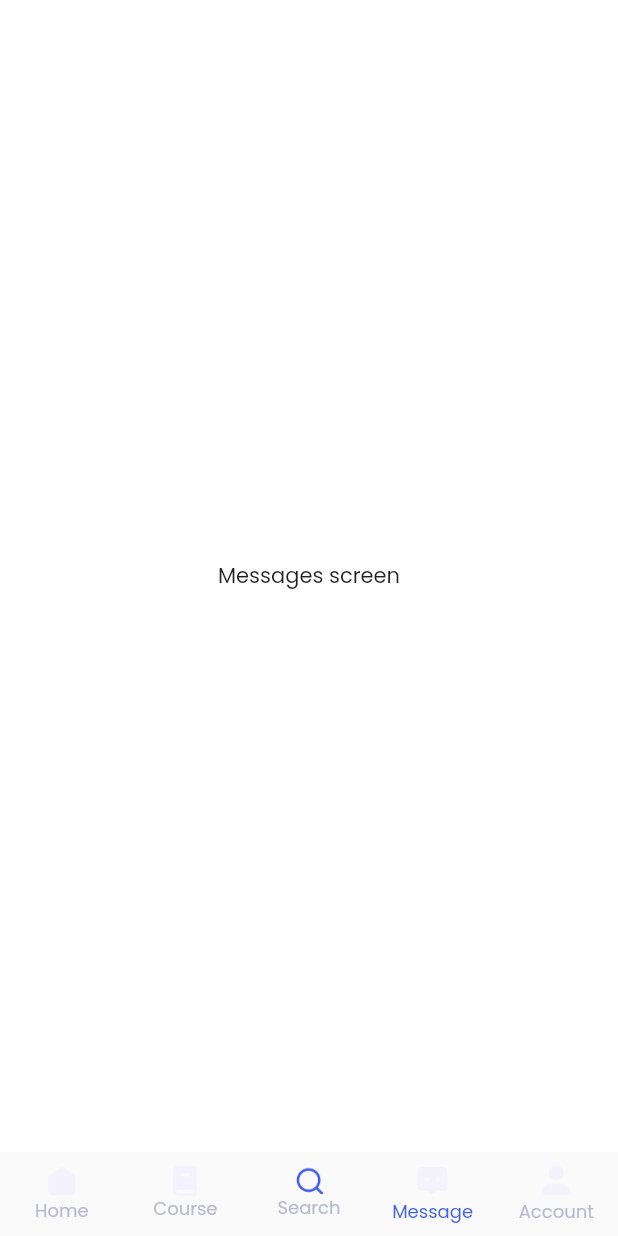
After one commit to berzinsk/online_learning, a Flutter app: the screen it shows after launch, item 4 of the bottom bar chosen, on a phone screen of 412 x 824 dp. The commit adds this screen. Run offline on Flutter 3.47's test engine with Material 2 defaults, Android fonts, the phone set to English and light mode, and no system bars; our stand-ins replace google_fonts.

Commit message:
Add placeholder pages to show for bottom tabs

```diff
--- a/lib/main.dart
+++ b/lib/main.dart
@@ -1,7 +1,6 @@
 import 'package:flutter/material.dart';
 import 'package:google_fonts/google_fonts.dart';
 
-import './screens/home.dart';
 import './navigation/bottom_nav_bar.dart';
 
 void main() {
--- a/lib/navigation/bottom_nav_bar.dart
+++ b/lib/navigation/bottom_nav_bar.dart
@@ -5,6 +5,9 @@ import '../resources/constants/colors.dart';
 
 import '../screens/home.dart';
 import '../screens/courses.dart';
+import '../screens/search.dart';
+import '../screens/messages.dart';
+import '../screens/account.dart';
 
 class BottomNavBar extends StatefulWidget {
   const BottomNavBar({Key? key}) : super(key: key);
@@ -19,12 +22,18 @@ class _BottomNavBarState extends State<BottomNavBar> {
   final pages = [
     const Home(),
     const Courses(),
+    const Search(),
+    const Messages(),
+    const Account(),
   ];
 
   @override
   Widget build(BuildContext context) {
     return Scaffold(
-      body: Home(),
+      body: IndexedStack(
+        index: _selectedIndex,
+        children: pages,
+      ),
       backgroundColor: Colors.white,
       bottomNavigationBar: Theme(
         data: ThemeData(
--- /dev/null
+++ b/lib/screens/account.dart
@@ -0,0 +1,12 @@
+import 'package:flutter/material.dart';
+
+class Account extends StatelessWidget {
+  const Account({Key? key}) : super(key: key);
+
+  @override
+  Widget build(BuildContext context) {
+    return const Center(
+      child: Text('Account screen'),
+    );
+  }
+}
--- /dev/null
+++ b/lib/screens/messages.dart
@@ -0,0 +1,12 @@
+import 'package:flutter/material.dart';
+
+class Messages extends StatelessWidget {
+  const Messages({Key? key}) : super(key: key);
+
+  @override
+  Widget build(BuildContext context) {
+    return const Center(
+      child: Text('Messages screen'),
+    );
+  }
+}
--- /dev/null
+++ b/lib/screens/search.dart
@@ -0,0 +1,12 @@
+import 'package:flutter/material.dart';
+
+class Search extends StatelessWidget {
+  const Search({Key? key}) : super(key: key);
+
+  @override
+  Widget build(BuildContext context) {
+    return const Center(
+      child: Text('Search screen'),
+    );
+  }
+}
```
